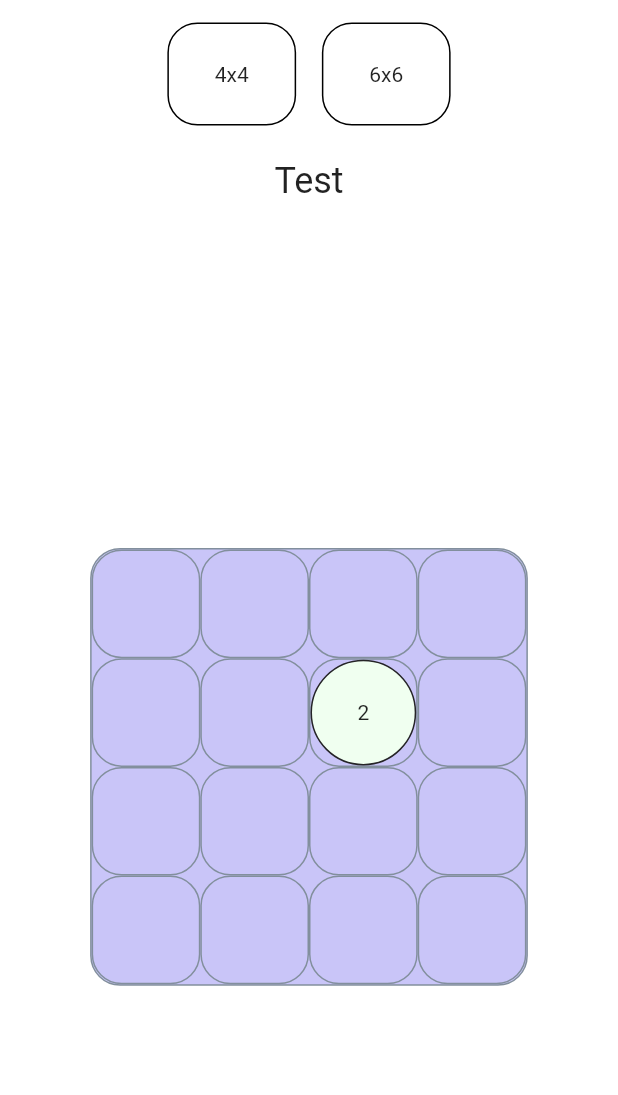
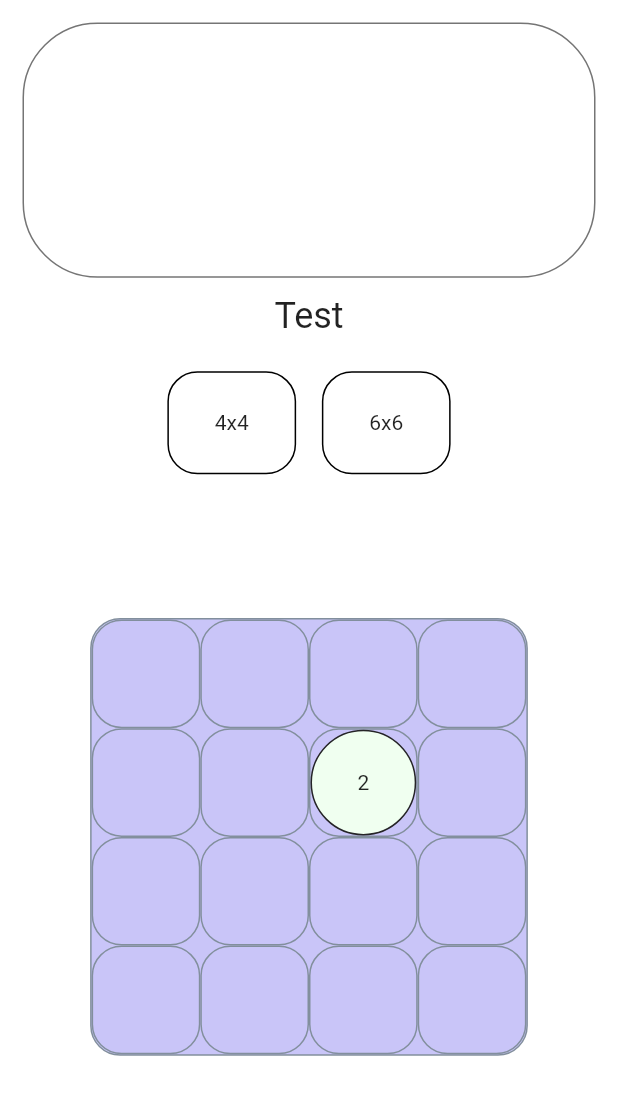
Before and after one commit to include9it/flutter_mini_games, a Flutter app: the screen it shows after launch, on a phone screen of 412 x 824 dp. Shown: the top 1095 px of the screen. Run offline on Flutter 3.47's test engine with Material 2 defaults, Android fonts, the phone set to English and light mode, and no system bars; our stand-ins replace bloc, flutter_bloc, freezed_annotation, logger.

Commit message:
added swipe state indicator for debug redesigned view

```diff
--- a/lib/screen_modules/play_screen/play_screen.dart
+++ b/lib/screen_modules/play_screen/play_screen.dart
@@ -20,25 +20,22 @@ class PlayScreen extends StatelessWidget {
 
   @override
   Widget build(BuildContext context) {
-    PlayScreen.screenSize = MediaQuery
-        .of(context)
-        .size;
+    PlayScreen.screenSize = MediaQuery.of(context).size;
 
     return PlayScaffold(builder: (theme) {
       return BlocProvider(
-        create: (context) =>
-            PlayBoardCubit(
-              width: width,
-              height: height,
-            ),
+        create: (context) => PlayBoardCubit(
+          width: width,
+          height: height,
+        ),
         child: BlocBuilder<PlayBoardCubit, PlayBoardState>(
           builder: (context, state) {
             final PlayBoardCubit playBoardCubit =
-            context.read<PlayBoardCubit>();
+                context.read<PlayBoardCubit>();
             return Center(
               child: Padding(
-                padding:
-                const EdgeInsets.symmetric(horizontal: 15.0, vertical: 15.0),
+                padding: const EdgeInsets.symmetric(
+                    horizontal: 15.0, vertical: 15.0),
                 child: SwipeDetector(
                   onSwipeUp: () => playBoardCubit.swipeUp(),
                   onSwipeDown: () => playBoardCubit.swipeDown(),
@@ -51,9 +48,10 @@ class PlayScreen extends StatelessWidget {
                         child: PlayAppBar(),
                       ),
                       Flexible(
-                        flex: 3,
-                        child: Center(child: PlayBoard()),
+                        child: PlayBoard(),
                       ),
+                      // PlayAppBar(),
+                      // Center(child: PlayBoard()),
                     ],
                   ),
                 ),
--- a/lib/widgets/game_2048_widget/buttons/play_control_button.dart
+++ b/lib/widgets/game_2048_widget/buttons/play_control_button.dart
@@ -4,11 +4,13 @@ import 'package:flutter_mini_games/config/visual.dart';
 class PlayControlButton extends StatelessWidget {
   final VoidCallback onTap;
   final String value;
+  final Color? color;
 
   const PlayControlButton({
     Key? key,
     required this.value,
     required this.onTap,
+    this.color,
   }) : super(key: key);
 
   @override
@@ -19,11 +21,12 @@ class PlayControlButton extends StatelessWidget {
         height: relativeToDesignPixels(60),
         width: relativeToDesignPixels(75),
         decoration: BoxDecoration(
-            border: Border.all(),
-            borderRadius: const BorderRadius.all(
-              Radius.circular(20),
-            )),
-        child: Center(child: Text(value)),
+          border: Border.all(color: color ?? Colors.black),
+          borderRadius: const BorderRadius.all(Radius.circular(20)),
+        ),
+        child: Center(
+          child: Text(value, style: TextStyle(color: color)),
+        ),
       ),
     );
   }
--- a/lib/widgets/game_2048_widget/buttons/play_control_buttons.dart
+++ b/lib/widgets/game_2048_widget/buttons/play_control_buttons.dart
@@ -12,50 +12,64 @@ class PlayControlButtons extends StatelessWidget {
   Widget build(BuildContext context) {
     return BlocBuilder<PlayBoardCubit, PlayBoardState>(
       builder: (context, state) {
-        final PlayBoardCubit playBoardCubit = context.read<PlayBoardCubit>();
-
         return Container(
           decoration: BoxDecoration(
-            border: Border.all(color: Colors.black),
+            border: Border.all(color: Colors.black54),
             borderRadius: BorderRadius.circular(50),
           ),
           child: Padding(
             padding: const EdgeInsets.all(4.0),
-            child: Column(
-              mainAxisAlignment: MainAxisAlignment.center,
+            child: Stack(
+              alignment: AlignmentDirectional.center,
               children: [
+              Center(
+                child: Column(children: [
                   PlayControlButton(
-                  onTap: () => playBoardCubit.swipeUp(),
+                    color: state.maybeMap(
+                      swipeUp: (state) => Colors.black,
+                      orElse: () => Colors.transparent,
+                    ),
+                    onTap: () => ({}), //playBoardCubit.swipeUp(),
                     value: 'Up',
                   ),
                   SizedBox(
                     height: relativeToDesignPixels(20),
                   ),
+                  PlayControlButton(
+                    color: state.maybeMap(
+                      swipeDown: (state) => Colors.black,
+                      orElse: () => Colors.transparent,
+                    ),
+                    onTap: () => ({}), //playBoardCubit.swipeDown(),
+                    value: 'Down',
+                  ),
+                ],),
+              ),
               Row(
                 mainAxisAlignment: MainAxisAlignment.center,
                 children: [
                   PlayControlButton(
-                      onTap: () => playBoardCubit.swipeLeft(),
+                    color: state.maybeMap(
+                      swipeLeft: (state) => Colors.black,
+                      orElse: () => Colors.transparent,
+                    ),
+                    onTap: () => ({}), //playBoardCubit.swipeLeft(),
                     value: 'Left',
                   ),
                   SizedBox(
-                      width: relativeToDesignPixels(120),
+                    width: relativeToDesignPixels(40),
                   ),
                   PlayControlButton(
-                      onTap: () => playBoardCubit.swipeRight(),
+                    color: state.maybeMap(
+                      swipeRight: (state) => Colors.black,
+                      orElse: () => Colors.transparent,
+                    ),
+                    onTap: () => ({}), //playBoardCubit.swipeRight(),
                     value: 'Right',
                   ),
                 ],
               ),
-                SizedBox(
-                  height: relativeToDesignPixels(20),
-                ),
-                PlayControlButton(
-                  onTap: () => playBoardCubit.swipeDown(),
-                  value: 'Down',
-                ),
-              ],
-            ),
+            ],),
           ),
         );
       },
--- a/lib/widgets/game_2048_widget/widgets/play_app_bar.dart
+++ b/lib/widgets/game_2048_widget/widgets/play_app_bar.dart
@@ -4,6 +4,7 @@ import 'package:flutter_mini_games/config/visual.dart';
 import 'package:flutter_mini_games/widgets/game_2048_widget/blocs/play_board_cubit.dart';
 import 'package:flutter_mini_games/widgets/game_2048_widget/blocs/play_board_state.dart';
 import 'package:flutter_mini_games/widgets/game_2048_widget/buttons/play_control_button.dart';
+import 'package:flutter_mini_games/widgets/game_2048_widget/buttons/play_control_buttons.dart';
 
 class PlayAppBar extends StatelessWidget {
   const PlayAppBar({Key? key}) : super(key: key);
@@ -15,6 +16,17 @@ class PlayAppBar extends StatelessWidget {
         final PlayBoardCubit playBoardCubit = context.read<PlayBoardCubit>();
         return Column(
           children: [
+            const PlayControlButtons(),
+            SizedBox(
+              height: relativeToDesignPixels(10),
+            ),
+            const Text(
+              'Test',
+              style: TextStyle(fontSize: 24),
+            ),
+            SizedBox(
+              height: relativeToDesignPixels(20),
+            ),
             Row(
               mainAxisAlignment: MainAxisAlignment.center,
               children: [
@@ -31,13 +43,6 @@ class PlayAppBar extends StatelessWidget {
                 ),
               ],
             ),
-            SizedBox(
-              height: relativeToDesignPixels(20),
-            ),
-            const Text(
-              'Test',
-              style: TextStyle(fontSize: 24),
-            ),
           ],
         );
       },
```
Lines whose indentation alone changed are shown as unchanged.
